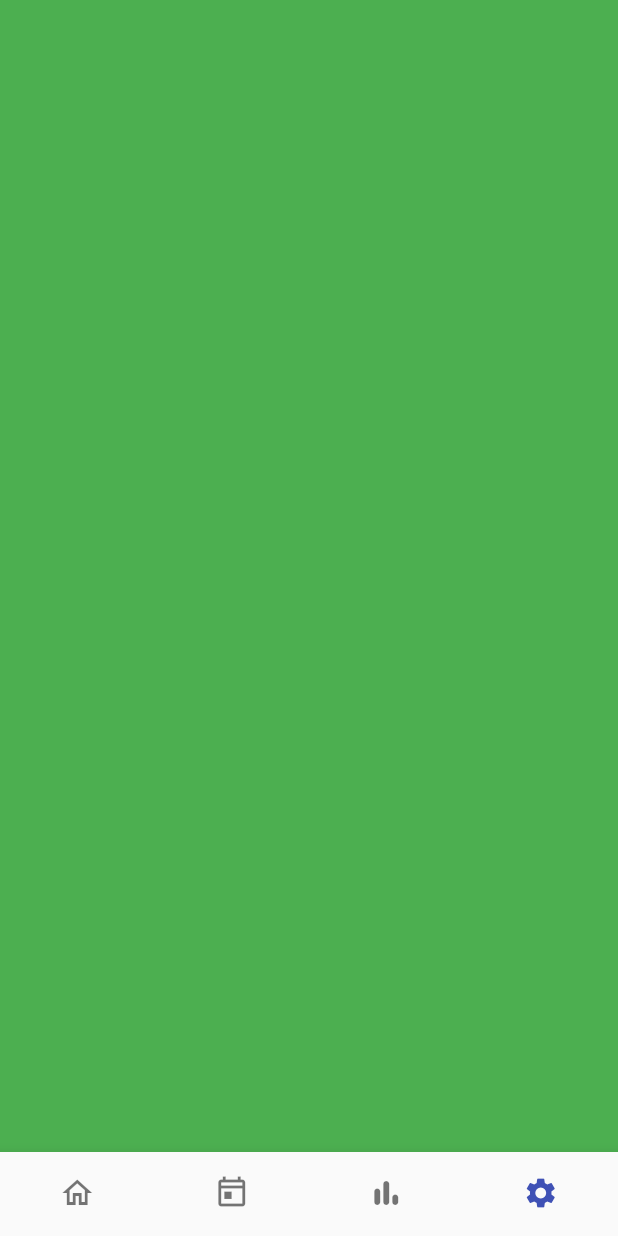
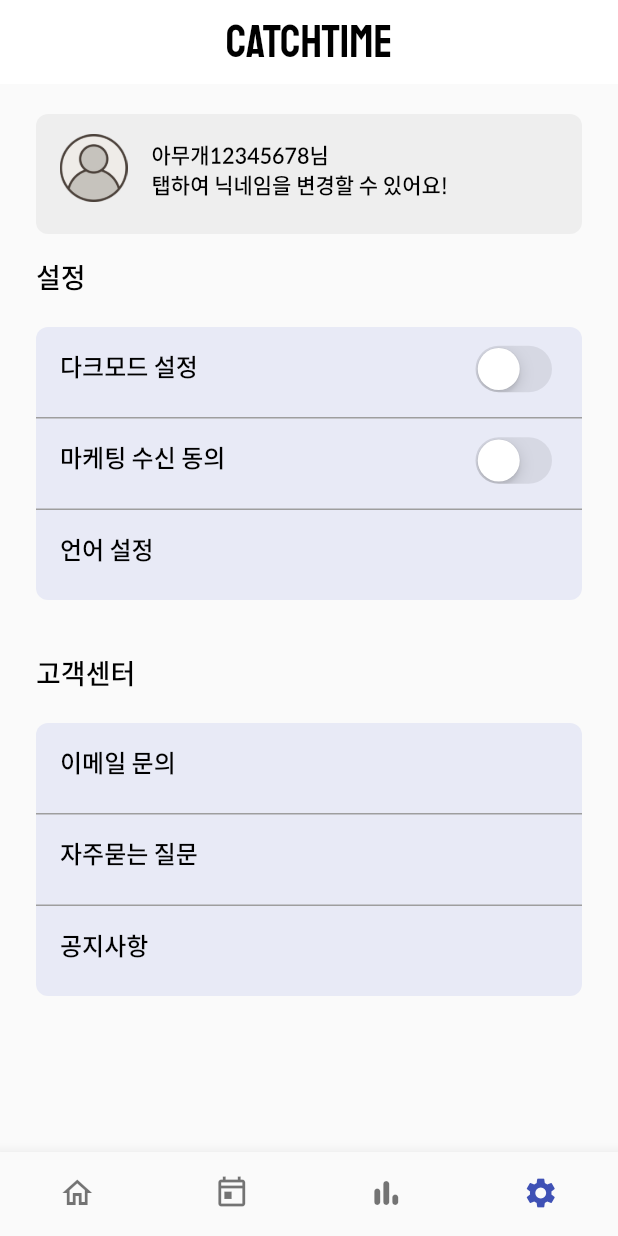
Before and after one commit to jgwng/time_tracker, a Flutter app: the screen it shows after launch, item 4 of the bottom bar chosen, on a phone screen of 412 x 824 dp. Run offline on Flutter 3.47's test engine with Material 2 defaults, Android fonts, the phone set to English and light mode, and no system bars; our stand-ins replace lottie.

Commit message:
06/23 commit

```diff
--- a/lib/ui/views/main_page.dart
+++ b/lib/ui/views/main_page.dart
@@ -1,6 +1,7 @@
 import 'package:flutter/material.dart';
 import 'package:flutter/widgets.dart';
 import 'package:timetracker/ui/views/home/home_page.dart';
+import 'package:timetracker/ui/views/setting/setting_page.dart';
 import 'home/schedule_list/schedule_list_page.dart';
 
 class MainPage extends StatefulWidget{
@@ -90,7 +91,7 @@
           HomePage(),
           ScheduleListPage(),
           Container(color: Colors.blue,),
-          Container(color:Colors.green)
+          SettingPage()
         ].elementAt(index);
       },
     };
--- /dev/null
+++ b/lib/ui/views/setting/setting_page.dart
@@ -0,0 +1,116 @@
+import 'package:flutter/cupertino.dart';
+import 'package:flutter/material.dart';
+import 'package:timetracker/constants/app_themes.dart';
+
+class SettingPage extends StatefulWidget{
+  @override
+  _SettingPageState createState() => _SettingPageState();
+}
+
+class _SettingPageState extends State<SettingPage>{
+  List<String> crmMenuList = ['이메일 문의','자주묻는 질문','공지사항'];
+  List<String> settingList = ['다크모드 설정','마케팅 수신 동의','언어 설정'];
+
+  bool setDarkMode = false;
+  bool setMarketingAgree = false;
+
+
+  @override
+  Widget build(BuildContext context) {
+   return Scaffold(
+       appBar : AppBar(
+         backgroundColor: Colors.white,
+         title: Text('CATCHTIME',style: TextStyle(fontFamily: 'Staatliches',fontSize: 30,fontWeight: FontWeight.w500,color: Colors.black),),
+         centerTitle: true, elevation: 0,
+       ),
+     body: SingleChildScrollView(
+       padding: EdgeInsets.symmetric(horizontal: 24),
+       child: Column(
+         mainAxisAlignment: MainAxisAlignment.start,
+         crossAxisAlignment : CrossAxisAlignment.start,
+         children: [
+           SizedBox(height: 20,),
+           Container(
+             height: 80,
+             decoration: BoxDecoration(
+               color: Colors.grey[200],
+               borderRadius: BorderRadius.circular(8.0)
+             ),
+             child: ListTile(
+               leading:Container(
+                 width: 45,
+                 height: 45,
+                 alignment: Alignment.center,
+                 child: Image.asset('assets/images/setting/user.png',fit: BoxFit.cover,),
+               ),
+               title: Text('아무개12345678님',style: AppThemes.textTheme.bodyText1,),
+               subtitle: Text('탭하여 닉네임을 변경할 수 있어요!',style: AppThemes.textTheme.bodyText1,),
+             ),
+           ),
+
+           SizedBox(height: 20,),
+           Text('설정',style: AppThemes.textTheme.subtitle1,),
+           SizedBox(height: 20,),
+           Container(
+             decoration: BoxDecoration(
+                 color: Colors.indigo[50],
+                 borderRadius: BorderRadius.circular(8.0)
+             ),
+             child: ListView.separated(
+               itemBuilder: (ctx,i) => settingListItem(i),
+               itemCount: settingList.length,
+               shrinkWrap: true,
+               separatorBuilder: (ctx,i) => Divider(height: 1,thickness: 1,color: Colors.grey,),
+             ),
+           ),
+           SizedBox(height: 40,),
+           Text('고객센터',style: AppThemes.textTheme.subtitle1,),
+           SizedBox(height: 20,),
+           Container(
+             decoration: BoxDecoration(
+               color: Colors.indigo[50],
+               borderRadius: BorderRadius.circular(8.0)
+             ),
+             child: ListView.separated(
+               itemBuilder: (ctx,i) => itemList(i),
+               itemCount: crmMenuList.length,
+               shrinkWrap: true,
+               separatorBuilder: (ctx,i) => Divider(height: 1,thickness: 1,color: Colors.grey,),
+             ),
+           )
+
+         ]
+       ),
+     ),
+   );
+  }
+
+  Widget itemList(int index){
+    return Container(
+      height: 60,
+      child: ListTile(
+        title: Text(crmMenuList[index],style: AppThemes.textTheme.subtitle2,),
+      ),
+    );
+  }
+
+  Widget settingListItem(int index){
+    return Container(
+      height : 60,
+      child: ListTile(
+        onTap: (index != 2) ? null : (){print('aa');},
+        title: Text(settingList[index],style: AppThemes.textTheme.subtitle2,),
+        trailing: (index != 2) ? CupertinoSwitch(value: (index == 0) ? setDarkMode : setMarketingAgree,
+          onChanged: (bool value){
+          setState(() {
+            (index == 0) ? setDarkMode = value : setMarketingAgree = value;
+          });
+          },) : null,
+      ),
+    );
+  }
+
+
+
+
+}
--- a/pubspec.yaml
+++ b/pubspec.yaml
@@ -23,6 +23,7 @@
 dependencies:
   flutter:
     sdk: flutter
+  quick_actions: ^0.6.0+2
 
   #Notification
   flutter_media_notification:
@@ -70,6 +71,7 @@
   assets:
     - assets/animations/clock_animation.json
     - assets/images/auth/stopwatch.png
+    - assets/images/setting/user.png
   # To add assets to your application, add an assets section, like this:
   # assets:
   #   - images/a_dot_burr.jpeg
```
Also changed, not shown: assets/images/setting/1.5x/user.png (added), assets/images/setting/2.0x/user.png (added), assets/images/setting/3.0x/user.png (added), assets/images/setting/4.0x/user.png (added), assets/images/setting/user.png (added), pubspec.lock.
